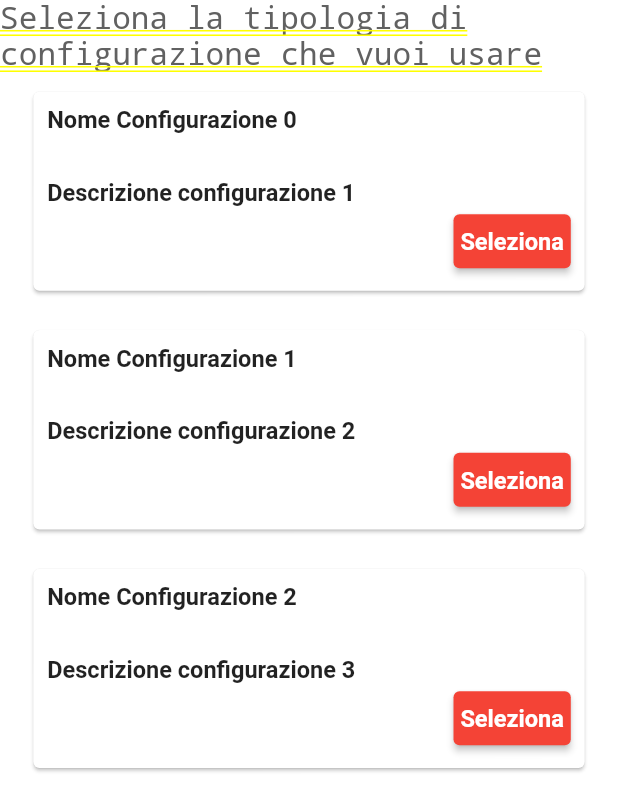
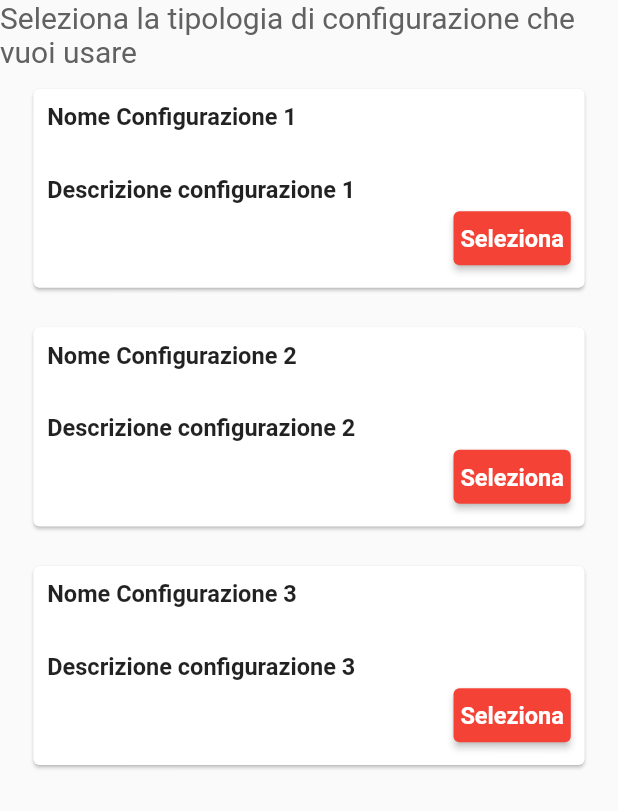
Before and after one commit to Danilospano00/Report-Visita, a Flutter app: the screen it shows once a user with an empty profile is signed in, after a tap on the "add" icon, on a phone screen of 412 x 824 dp. Shown: the top 811 px of the screen. Run offline on Flutter 3.47's test engine with Material 2 defaults, Android fonts, the phone set to English and light mode, and no system bars; our stand-ins replace auto_size_text, contacts_service, firebase_auth, firebase_core, firebase_crashlytics, firebase_messaging and 9 more; missing offline and left inert: shape_of_view_null_safe; accounts and stored records are empty; generated files the repository leaves out were written again.

Commit message:
aggiunto metodo setFirstAccess() e sistemate pagine di Preferences.dart e ScegliAllerta.dart

```diff
--- a/lib/Screen/Preferences.dart
+++ b/lib/Screen/Preferences.dart
@@ -1,3 +1,4 @@
+import 'package:auto_size_text/auto_size_text.dart';
 import 'package:flutter/cupertino.dart';
 import 'package:flutter/material.dart';
 import 'package:flutter_screenutil/flutter_screenutil.dart';
@@ -17,13 +18,14 @@ class PreferencesState extends State<Preferences> {
 
   @override
   Widget build(BuildContext context) {
-    return SafeArea(
+    return Scaffold(
+      body: SafeArea(
         child: Column(
           mainAxisSize: MainAxisSize.max,
           children: [
             Text("Seleziona la tipologia di configurazione che vuoi usare",
               style: TextStyle(
-              fontSize: 18.151785.sp,
+                fontSize: 20,
                 fontWeight: FontWeight.w400,
                 color: Colors.grey[700],
               ),
@@ -44,8 +46,8 @@ class PreferencesState extends State<Preferences> {
                             mainAxisAlignment: MainAxisAlignment.center,
                             children: [
                               Text(
-                              "Nome Configurazione " + (index++).toString(),
-                              style: TextStyle(color: Color( 0xdd000000 ),
+                                "Nome Configurazione "+ (++index).toString(),
+                                style: TextStyle(
                                   fontSize: 15.712129,
                                   fontWeight: FontWeight.w700,
                                   fontStyle: FontStyle.normal,),
@@ -55,7 +57,7 @@ class PreferencesState extends State<Preferences> {
                               Text(
                                 "Descrizione configurazione "+ (index++).toString(),
                                 textAlign: TextAlign.left,
-                              style: TextStyle(color: Color( 0xdd000000 ),
+                                style: TextStyle(
                                   fontSize: 15.712129,
                                   fontWeight: FontWeight.w700,
                                   fontStyle: FontStyle.normal,),
@@ -66,12 +68,7 @@ class PreferencesState extends State<Preferences> {
                                   onPressed: () async {
                                     _datiConfigurazione = "Stringa configurazione";
                                     _saveConfiguration(_datiConfigurazione);
-                                  Navigator.pop(
-                                    context,
-                                    MaterialPageRoute<void>(
-                                        builder: (context) => Preferences()),
-                                  );
-                                  Navigator.push(context,
+                                    Navigator.pushReplacement(context,
                                       MaterialPageRoute<void>(
                                           builder: (context) => ScegliAllerta()),);
                                   },
@@ -96,6 +93,7 @@ class PreferencesState extends State<Preferences> {
             ),
           ],
         ),
+      ),
     );
   }
   Future<void> _saveConfiguration(String datiConfigurazione)async{
```
Also changed, not shown: lib/Screen/LogInScreen.dart (+26 -20 lines). Lines whose indentation alone changed are shown as unchanged.
